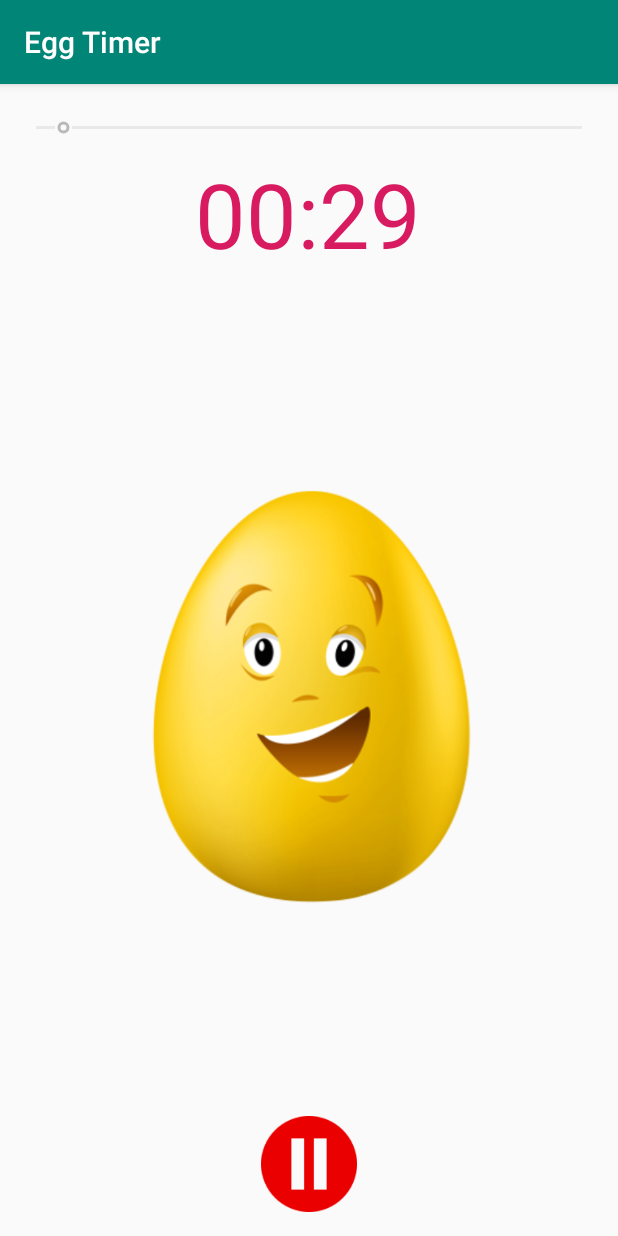
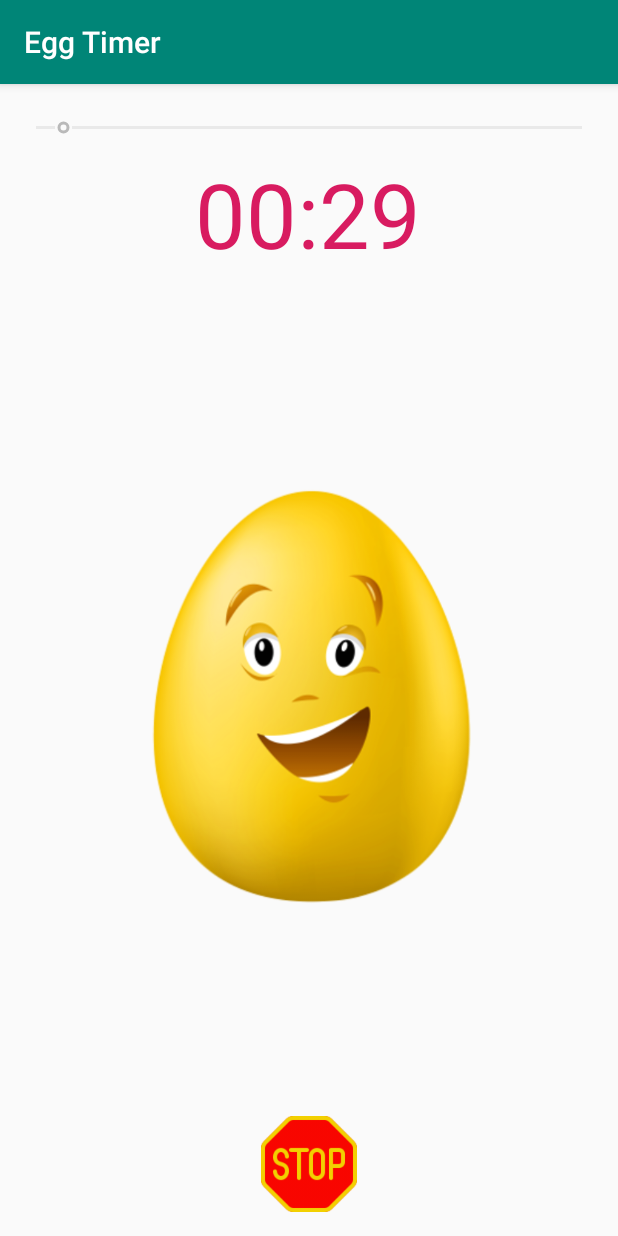
Before and after one commit to msluka/Android-Java, an Android app: the screen it shows after launch (MainActivity), after a tap on an icon or button, on a phone screen of 412 x 824 dp. Run offline under Robolectric (Android 15) with nearby library versions, the phone set to English and light mode, and no system bars.

Commit message:
Update Egg Timer

```diff
--- a/EggTimer/app/src/main/res/layout/activity_main.xml
+++ b/EggTimer/app/src/main/res/layout/activity_main.xml
@@ -86,7 +86,7 @@
             android:layout_weight="1"
             android:onClick="controlTimer"
             android:visibility="gone"
-            app:srcCompat="@drawable/pause" />
+            app:srcCompat="@drawable/stop" />
 
 
     </LinearLayout>
```
Also changed, not shown: EggTimer/app/src/main/java/com/msluka/eggtimer/MainActivity.java (+30 -12 lines), EggTimer/app/src/main/res/drawable/stop.png (added).
